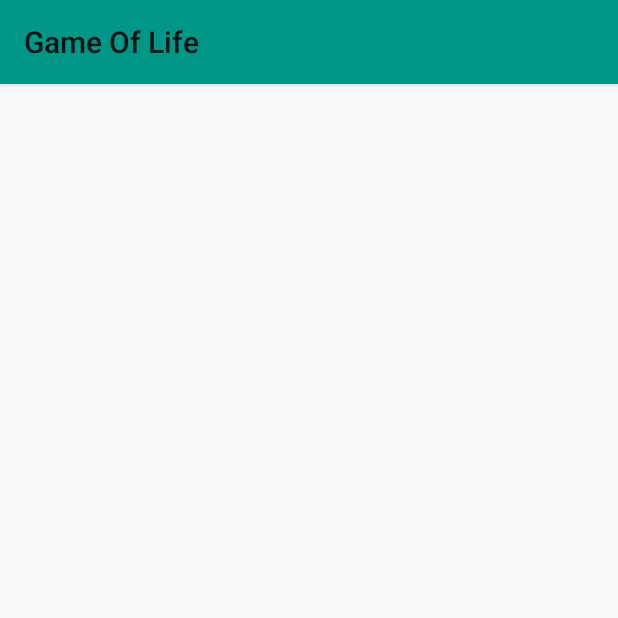
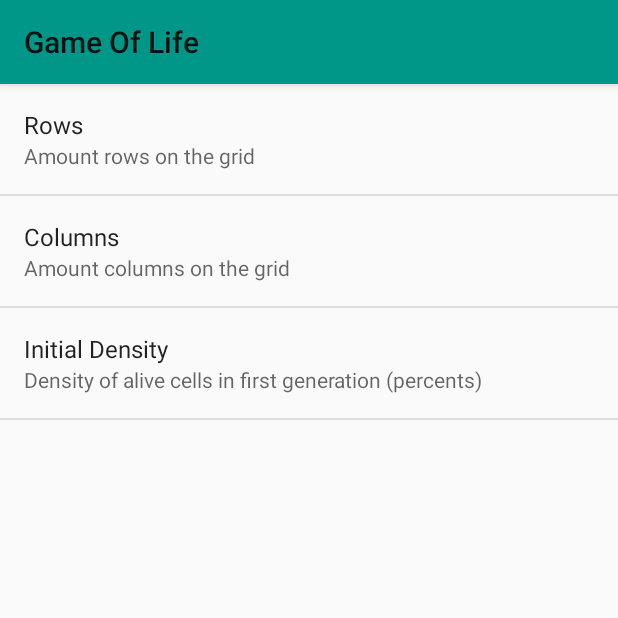
Before and after one commit to mikhsol/GameOfLife, an Android app: the fragment SettingsFragment shown on its own in the app's theme, on a phone screen of 412 x 824 dp, the top half of it. Run offline under Robolectric (Android 15) with nearby library versions, the phone set to English and light mode, and no system bars.

Commit message:
Add settings activity to change game preferences.

```diff
--- a/app/src/main/AndroidManifest.xml
+++ b/app/src/main/AndroidManifest.xml
@@ -19,6 +19,8 @@
         </activity>
         <activity android:name=".GridActivity"
             android:label="@string/grid_title" />
+        <activity android:name=".SettingsActivity"
+            android:label="Settings"/>
     </application>
 
 </manifest>
--- a/app/src/main/java/com/nwps/gameoflife/SettingsFragment.java
+++ b/app/src/main/java/com/nwps/gameoflife/SettingsFragment.java
@@ -1,10 +1,12 @@
 package com.nwps.gameoflife;
 
+import android.os.Bundle;
 import android.preference.PreferenceFragment;
 
-/**
- * Created by mikhail on 2/6/17.
- */
-
 public class SettingsFragment extends PreferenceFragment {
+    @Override
+    public void onCreate(Bundle savedInstanceState) {
+        super.onCreate(savedInstanceState);
+        addPreferencesFromResource(R.xml.settings);
+    }
 }
--- a/app/src/main/res/xml/settings.xml
+++ b/app/src/main/res/xml/settings.xml
@@ -1,21 +1,25 @@
 <?xml version="1.0" encoding="utf-8"?>
 <PreferenceScreen xmlns:android="http://schemas.android.com/apk/res/android">
-    <EditTextPreference android:key="ROWS_VARIABLE"
+    <EditTextPreference
+        android:key="pref_rows"
         android:title="Rows"
         android:summary="Amount rows on the grid"
         android:dialogTitle="Rows"
-        android:defaultValue="5"
-        android:inputType="number" />
-    <EditTextPreference android:key="COLUMNS_VARIABLE"
+        android:defaultValue="150"
+        android:inputType="number"
+        android:maxLength="5"/>
+    <EditTextPreference android:key="pref_cols"
         android:title="Columns"
         android:summary="Amount columns on the grid"
         android:dialogTitle="Columns"
-        android:defaultValue="5"
-        android:inputType="number" />
-    <EditTextPreference android:key="DENSITY_VARIABLE"
+        android:defaultValue="150"
+        android:inputType="number"
+        android:maxLength="5"/>
+    <EditTextPreference android:key="pref_dens"
         android:title="Initial Density"
         android:summary="Density of alive cells in first generation (percents)"
         android:dialogTitle="Density"
-        android:defaultValue="30"
-        android:inputType="numberDecimal" />
+        android:defaultValue="15"
+        android:inputType="number"
+        android:maxLength="2"/>
 </PreferenceScreen>
```
Also changed, not shown: app/src/main/java/com/nwps/gameoflife/SettingsActivity.java (+5 -2 lines).
